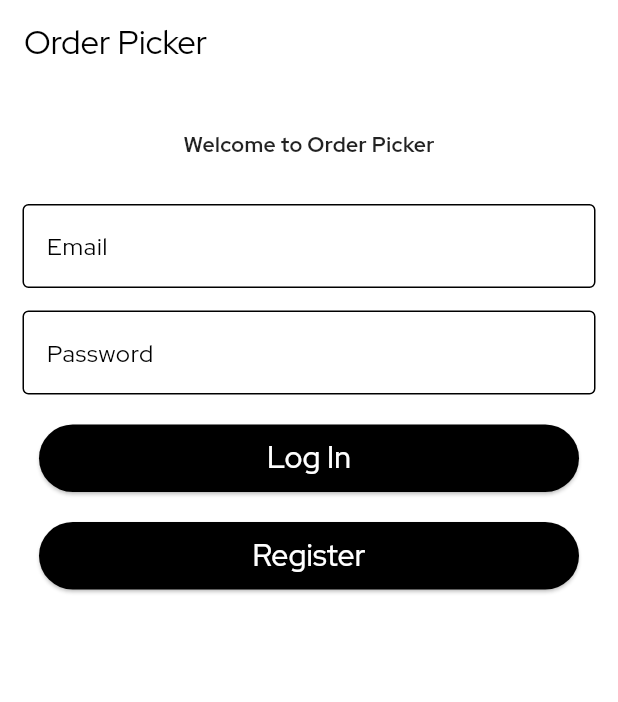
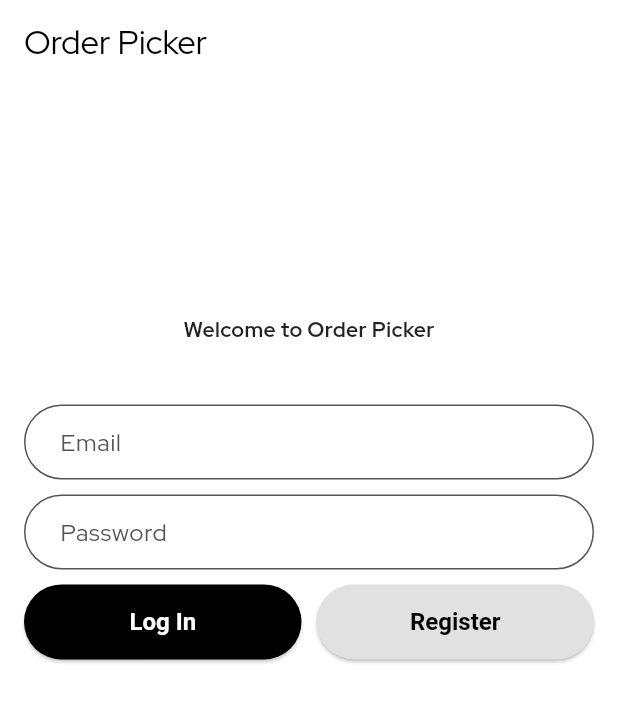
Before and after one commit to jhonquitian1305/order_picker_flutter, a Flutter app: the screen it shows after launch, after a tap on "Log In", on a phone screen of 412 x 824 dp. Shown: the top 702 px of the screen. Run offline on Flutter 3.47's test engine with Material 2 defaults, Android fonts, the phone set to English and light mode, and no system bars; our stand-ins replace firebase_core, firebase_storage, flutter_riverpod, google_fonts, image_picker, jwt_decoder and 2 more; accounts and stored records are empty; network calls fail.

Commit message:
refactor login screen ui

```diff
--- a/lib/presentation/screens/login_screen.dart
+++ b/lib/presentation/screens/login_screen.dart
@@ -3,15 +3,16 @@ import 'package:flutter_riverpod/flutter_riverpod.dart';
 import 'package:order_picker/presentation/providers/auth_provider.dart';
 import 'package:order_picker/presentation/screens/home_screen.dart';
 import 'package:order_picker/presentation/screens/register_user_screen.dart';
-
-import '../widgets/basic_form_button.dart';
-import '../widgets/basic_form_field.dart';
+import 'package:order_picker/presentation/widgets/button.dart';
+import 'package:order_picker/presentation/widgets/rounded_text_field.dart';
 
 class LoginScreen extends ConsumerWidget {
   LoginScreen({super.key, required this.appTitle});
+
   final String appTitle;
   final TextEditingController emailController = TextEditingController();
   final TextEditingController passwordController = TextEditingController();
+
   @override
   Widget build(BuildContext context, WidgetRef ref) {
     return Scaffold(
@@ -20,6 +21,7 @@ class LoginScreen extends ConsumerWidget {
         title: Text(appTitle),
       ),
       body: SingleChildScrollView(
+        padding: EdgeInsets.fromLTRB(16, MediaQuery.sizeOf(context).height * 0.15 , 16, 0),
         child: Column(
           children: <Widget>[
             const Padding(
@@ -31,29 +33,48 @@ class LoginScreen extends ConsumerWidget {
                 ),
               ),
             ),
-            Padding(
-              //padding: const EdgeInsets.only(left:15.0,right: 15.0,top:0,bottom: 0),
-              padding: const EdgeInsets.symmetric(horizontal: 15),
-              child: BasicFormField(
+            const SizedBox(height: 10),
+            RoundedTextField(
               textController: emailController,
               labelText: "Email",
               hintText: "Enter your email.",
             ),
-            ),
-            Padding(
-              padding: const EdgeInsets.only(
-                  left: 15.0, right: 15.0, top: 15, bottom: 0),
-              //padding: EdgeInsets.symmetric(horizontal: 15),
-              child: BasicFormField(
+            const SizedBox(height: 10),
+            RoundedTextField(
               textController: passwordController,
               obscureText: true,
               labelText: "Password",
               hintText: "Enter your password.",
             ),
+            const SizedBox(height: 10),
+            Row(
+              children: [
+                Expanded(
+                  child: Button(
+                    child: const Text("Log In"),
+                    onPressed: () => handleLogin(ref),
                   ),
-            BasicFormButton(
-                text: "Log In",
-                onPressed: () async {
+                ),
+                const SizedBox(width: 10),
+                Expanded(
+                  child: Button(
+                    type: ButtonType.secondary,
+                    onPressed: () => Navigator.of(context).push(
+                        MaterialPageRoute(
+                            builder: (context) => const RegisterUserScreen())),
+                    child: const Text("Register"),
+                  ),
+                ),
+              ],
+            ),
+          ],
+        ),
+      ),
+    );
+  }
+
+  handleLogin(WidgetRef ref) async {
+    BuildContext context = ref.context;
     bool logged = await ref
         .read(authProvider.notifier)
         .login(emailController.text, passwordController.text);
@@ -63,7 +84,12 @@ class LoginScreen extends ConsumerWidget {
               builder: (context) => HomeScreen(
                     title: appTitle,
                   )))
-                        : showDialog<String>(
+          : loginErrorDialog(context);
+    }
+  }
+
+  loginErrorDialog(BuildContext context) {
+    showDialog<String>(
       context: context,
       builder: (BuildContext context) => AlertDialog(
         title: const Text('Error'),
@@ -75,23 +101,11 @@ class LoginScreen extends ConsumerWidget {
             onPressed: () => Navigator.pop(context, 'OK'),
             child: const Text(
               'OK',
-                                    style: TextStyle(
-                                        color: Colors.white, fontSize: 20),
+              style: TextStyle(color: Colors.white, fontSize: 20),
             ),
           ),
         ],
       ),
     );
   }
-                }),
-            BasicFormButton(
-              text: "Register",
-              onPressed: () => Navigator.of(context).push(MaterialPageRoute(
-                  builder: (context) => RegisterUserScreen())),
-            ),
-          ],
-        ),
-      ),
-    );
 }
-}
```
Lines whose indentation alone changed are shown as unchanged.
